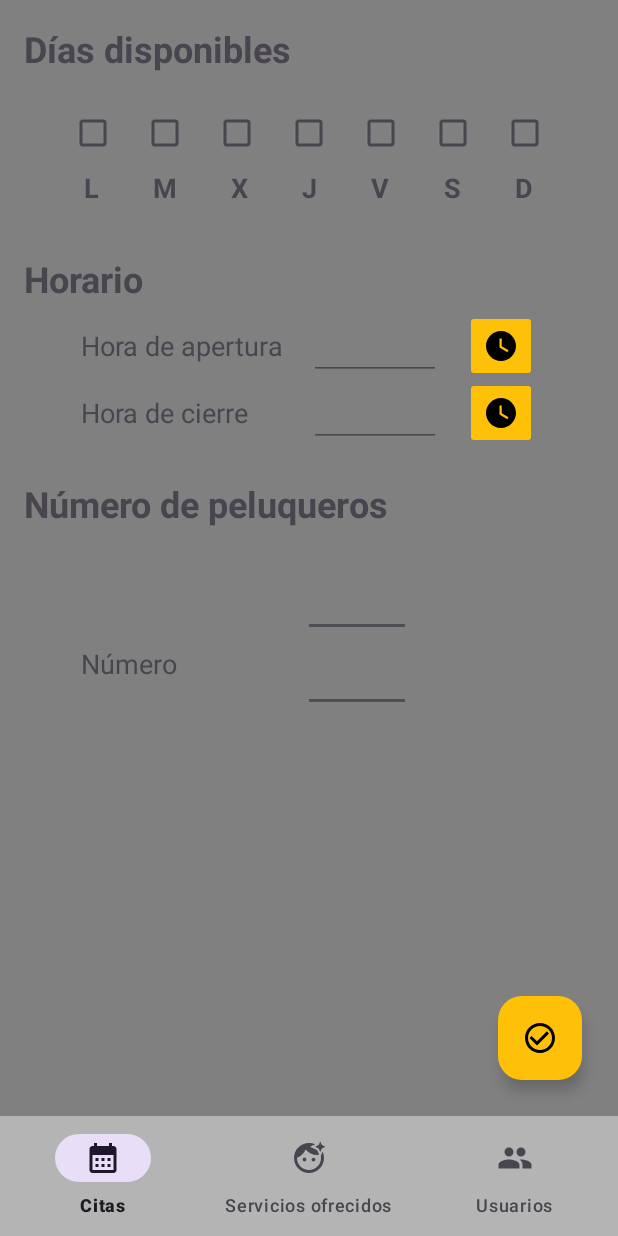
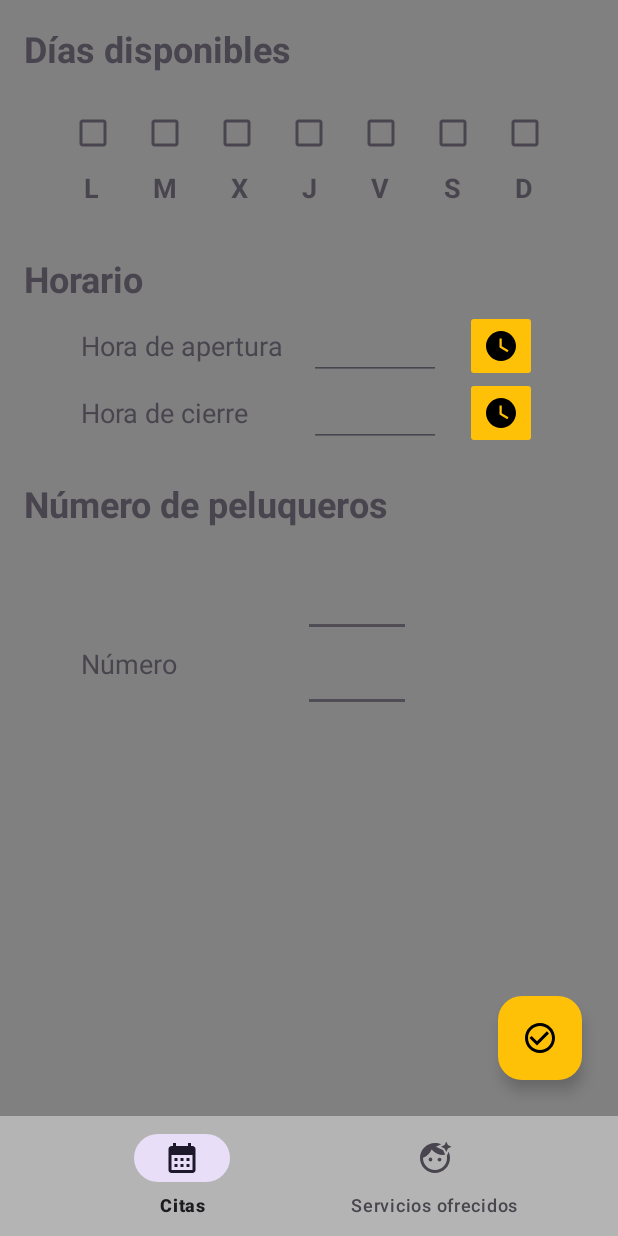
Before and after one commit to SergioMisas/AppPeluqueriaAdmin, an Android app: the screen it shows after launch (MainActivity), after a tap on an icon or button, on a phone screen of 412 x 824 dp. Run offline under Robolectric (Android 15) with nearby library versions, the phone set to English and light mode, and no system bars; our stand-ins replace Firebase (no records; nobody signed in at launch, a user with empty details on screens opened directly), navigation-ui.

Commit message:
fix crashes

```diff
--- a/app/src/main/res/menu/bottom_menu.xml
+++ b/app/src/main/res/menu/bottom_menu.xml
@@ -3,17 +3,12 @@
 
     <item
         android:id="@+id/homeFragment"
-        android:title="@string/appointments"
-        android:icon="@drawable/ic_calendar" />
+        android:icon="@drawable/ic_calendar"
+        android:title="@string/appointments" />
 
     <item
         android:id="@+id/servicesFragment"
-        android:title="@string/services"
-        android:icon="@drawable/ic_services" />
-
-    <item
-        android:id="@+id/usersFragment"
-        android:title="@string/users"
-        android:icon="@drawable/ic_users" />
+        android:icon="@drawable/ic_services"
+        android:title="@string/services" />
 
 </menu>
--- a/app/src/main/res/values-night/themes.xml
+++ b/app/src/main/res/values-night/themes.xml
@@ -1,7 +1,11 @@
 <resources xmlns:tools="http://schemas.android.com/tools">
-    <!-- Base application theme. -->
+
     <style name="Base.Theme.AppPeluqueriaAdmin" parent="Theme.Material3.DayNight.NoActionBar">
-        <!-- Customize your dark theme here. -->
-        <!-- <item name="colorPrimary">@color/my_dark_primary</item> -->
+        <item name="colorPrimary">@color/light</item>
+        <item name="colorPrimaryDark">@color/dark</item>
+        <item name="colorAccent">@color/accent</item>
+        <item name="android:windowBackground">@color/regular</item>
     </style>
+
+    <style name="Theme.AppPeluqueriaAdmin" parent="Base.Theme.AppPeluqueriaAdmin" />
 </resources>
```
Also changed, not shown: app/src/main/java/dev/kuromiichi/apppeluqueriaadmin/ui/fragments/HomeFragment.kt (+8 -15 lines).
